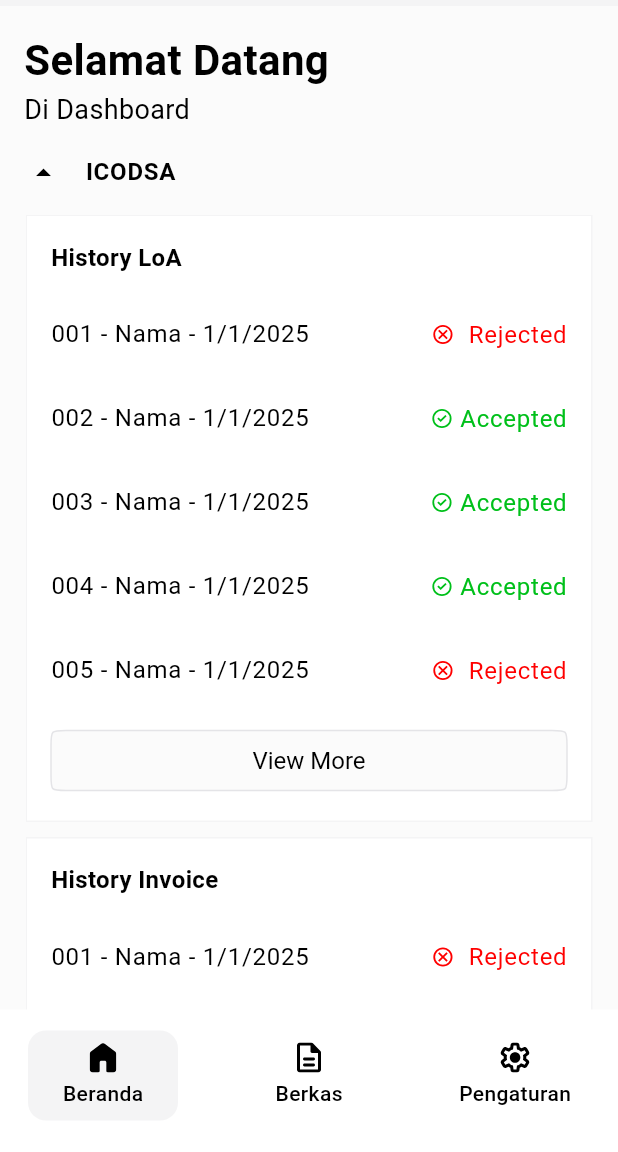
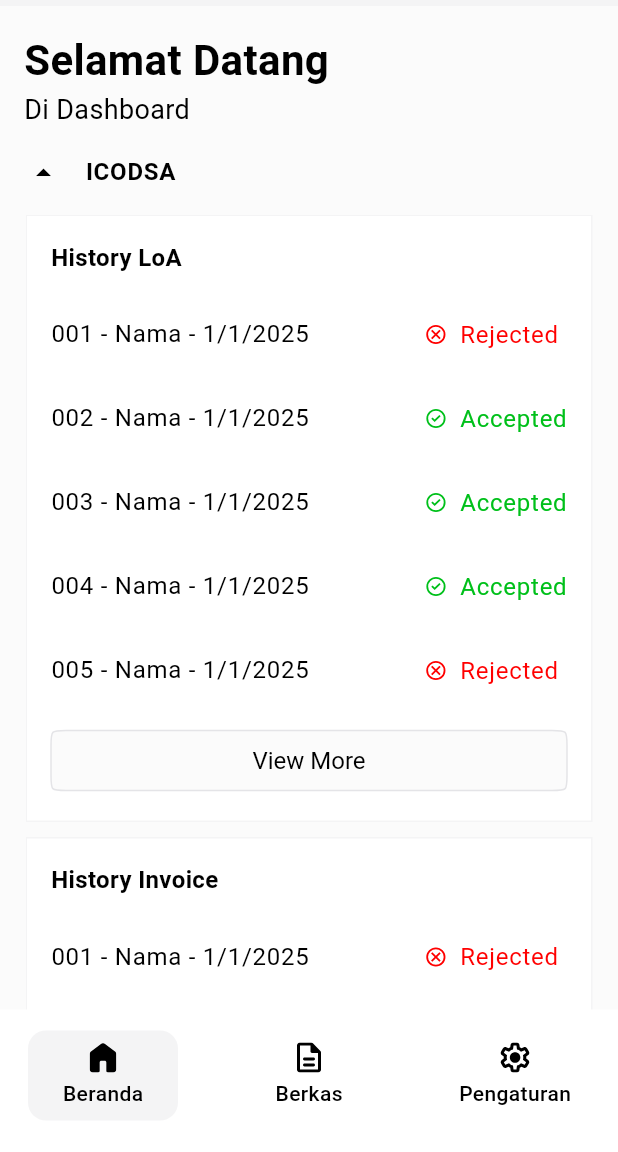
Before and after one commit to MuhammadYaumil1212/SummitDocs, a Flutter app: the screen it shows after launch, on a phone screen of 412 x 824 dp, the part 84-1236 px from its top. Run offline on Flutter 3.47's test engine with Material 3 defaults, Android fonts, the phone set to English and light mode, and no system bars; our stand-ins replace bloc, dartz, dio, equatable, flutter_bloc, flutter_svg and 5 more; accounts and stored records are empty.

Commit message:
fix width

```diff
--- a/lib/Presentations/dashboard/widgets/status_file.dart
+++ b/lib/Presentations/dashboard/widgets/status_file.dart
@@ -7,6 +7,7 @@ import 'package:flutter_svg/svg.dart';
 class StatusFile extends StatelessWidget {
   final String statusText;
   final bool status;
+
   const StatusFile({
     super.key,
     required this.statusText,
@@ -15,28 +16,28 @@ class StatusFile extends StatelessWidget {
 
   @override
   Widget build(BuildContext context) {
-    return IntrinsicHeight(
-      child: Row(
+    return Row(
       mainAxisSize: MainAxisSize.min,
-        crossAxisAlignment: CrossAxisAlignment.start,
-        mainAxisAlignment: MainAxisAlignment.start,
+      crossAxisAlignment: CrossAxisAlignment.center,
       children: [
-          Center(
-            child: SvgPicture.asset(
+        SvgPicture.asset(
           status ? AppString.icSuccess : AppString.icfailed,
           width: 16,
           height: 16,
         ),
-          ),
-          SizedBox(width: !status ? 9 : 4),
+        const SizedBox(width: 8),
         AppText(
           text: statusText,
           fontSize: 16,
           fontWeight: FontWeight.w400,
           fontColor: status ? AppColors.greenSuccess : AppColors.redFailed,
         ),
+        !status
+            ? const SizedBox(width: 5.7)
+            : const SizedBox(
+                width: 0,
+              )
       ],
-      ),
     );
   }
 }
```
Lines whose indentation alone changed are shown as unchanged.
